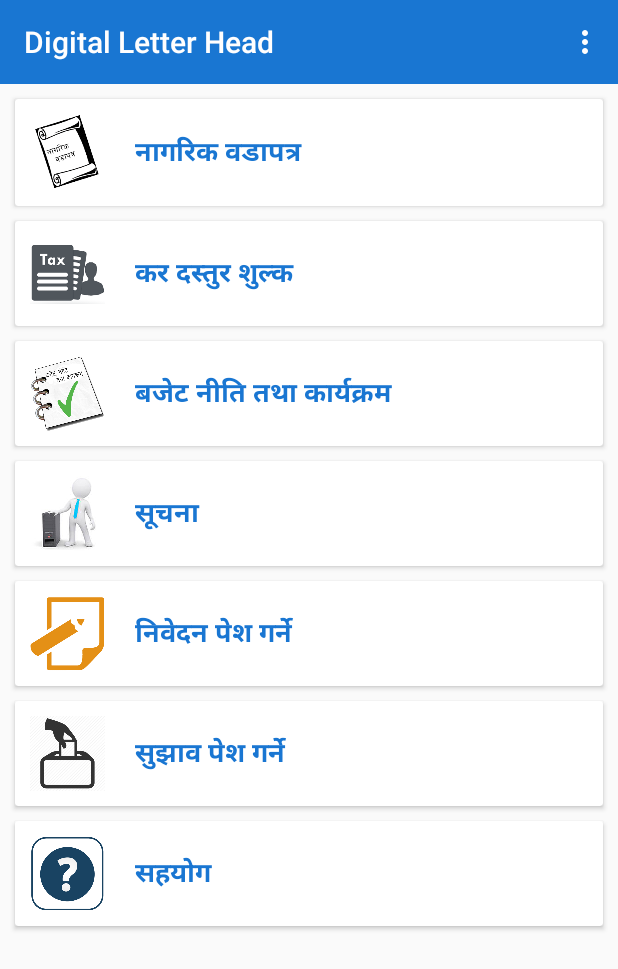
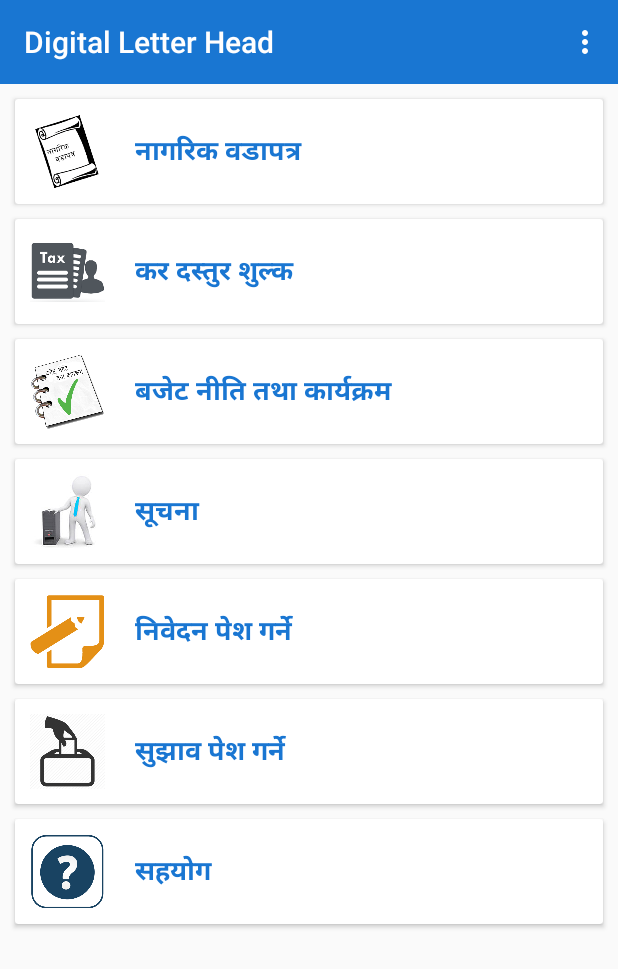
Before and after one commit to AntarikshaBhandari/DigitalLetterHead, an Android app: the screen it shows after launch (MainActivity), on a phone screen of 412 x 824 dp. Shown: the top 969 px of the screen. Run offline under Robolectric (Android 15) with nearby library versions, the phone set to English and light mode, and no system bars.

Commit message:
second commit

```diff
--- a/app/src/main/res/layout/activity_main.xml
+++ b/app/src/main/res/layout/activity_main.xml
@@ -19,7 +19,7 @@
 
             <android.support.v7.widget.CardView
                 android:layout_width="match_parent"
-                android:layout_height="71dp"
+                android:layout_height="70dp"
                 android:layout_marginLeft="10dp"
                 android:layout_marginRight="10dp"
                 android:layout_marginTop="10dp"
```
